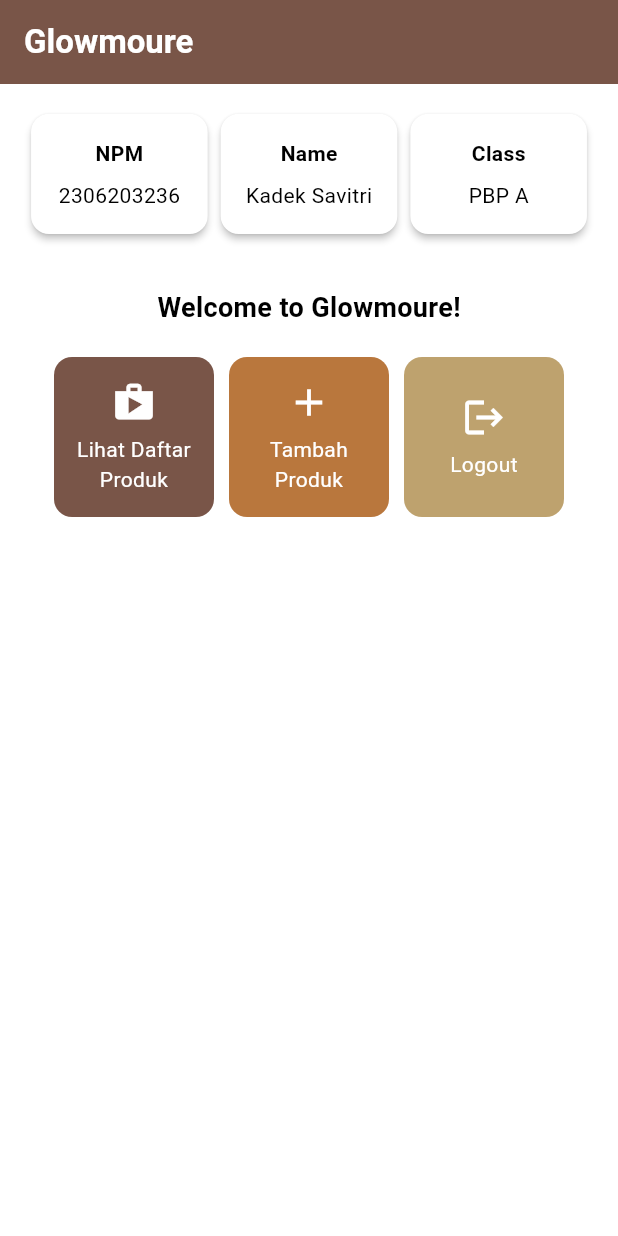
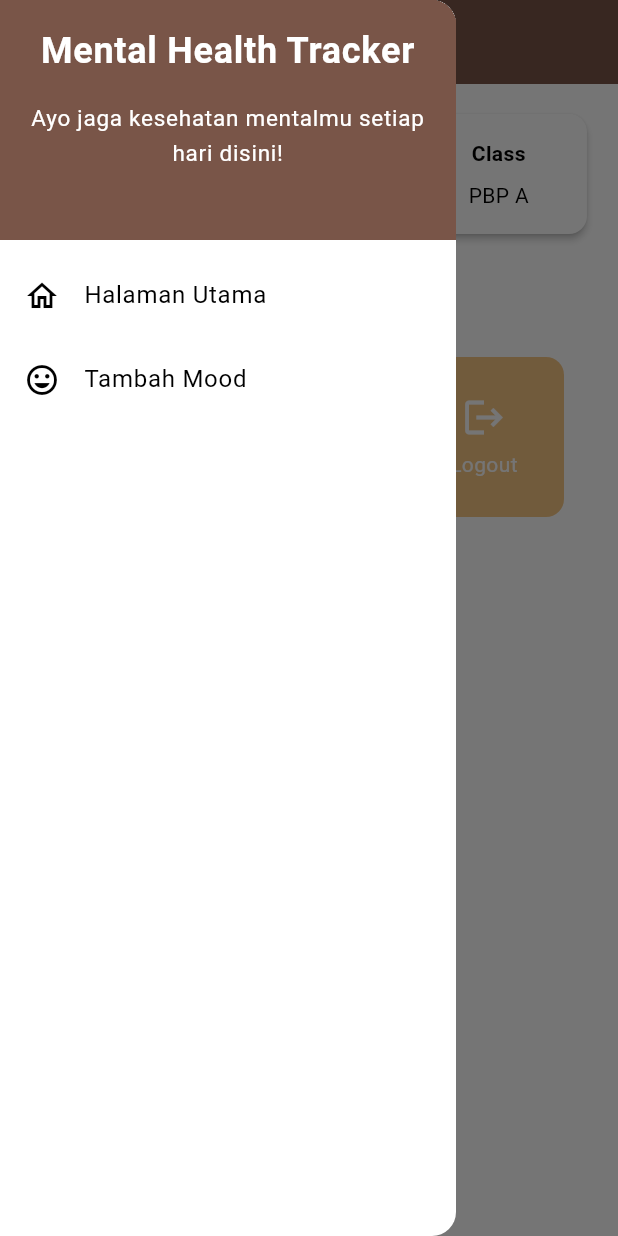
Before and after one commit to kadeksavitri/glowmoure-mobile, a Flutter app: the screen it shows after launch, with the side drawer open (before the commit the screen has no drawer), on a phone screen of 412 x 824 dp. Run offline on Flutter 3.47's test engine with Material 3 defaults, Android fonts, the phone set to English and light mode, and no system bars.

Commit message:
1/2 tugas 8

```diff
--- a/lib/main.dart
+++ b/lib/main.dart
@@ -1,5 +1,5 @@
 import 'package:flutter/material.dart';
-import 'package:glowmoure_mobile/menu.dart';
+import 'package:glowmoure_mobile/screens/menu.dart';
 
 void main() {
   runApp(const MyApp());
--- a/lib/menu.dart
+++ b/lib/screens/menu.dart
@@ -1,10 +1,15 @@
 import 'package:flutter/material.dart';
+import 'package:glowmoure_mobile/widgets/left_drawer.dart';
+import 'package:glowmoure_mobile/screens/productentry_form.dart';
+import 'package:glowmoure_mobile/widgets/product_card.dart';
+
 
 class MyHomePage extends StatelessWidget {
   MyHomePage({super.key});
-    final String npm = '2306203236';
-    final String name = 'Kadek Savitri';
-    final String className = 'PBP A';
+  final String npm = '2306203236'; // NPM
+  final String name = 'Kadek Savitri'; // Nama
+  final String className = 'PBP A'; // Kelas
+
 
     final List<ItemHomepage> items = [
     ItemHomepage("Lihat Daftar Produk", Icons.shop,Colors.brown),
@@ -14,25 +19,35 @@
 
   @override
   Widget build(BuildContext context) {
+    // Scaffold menyediakan struktur dasar halaman dengan AppBar dan body.
     return Scaffold(
+      // AppBar adalah bagian atas halaman yang menampilkan judul.
       appBar: AppBar(
+        // Judul aplikasi "Mental Health Tracker" dengan teks putih dan tebal.
         title: const Text(
           'Glowmoure',
           style: TextStyle(
             color: Colors.white,
             fontWeight: FontWeight.bold,
           ),
+
         ),
+        // Warna latar belakang AppBar diambil dari skema warna tema aplikasi.
         backgroundColor: Theme.of(context).colorScheme.primary,
+        // warna icon drawer jadi putih
+        iconTheme: const IconThemeData(color: Colors.white),
+
       ),
-    backgroundColor: Theme.of(context).colorScheme.surface,
-    // Bungkus Padding dengan SingleChildScrollView
-    body: SingleChildScrollView(
-      child: Padding(
+      // Masukkan drawer sebagai parameter nilai drawer dari widget Scaffold
+      drawer: const LeftDrawer(),
+      // Body halaman dengan padding di sekelilingnya.
+      body: Padding(
         padding: const EdgeInsets.all(16.0),
+        // Menyusun widget secara vertikal dalam sebuah kolom.
         child: Column(
           crossAxisAlignment: CrossAxisAlignment.center,
           children: [
+            // Row untuk menampilkan 3 InfoCard secara horizontal.
             Row(
               mainAxisAlignment: MainAxisAlignment.spaceEvenly,
               children: [
@@ -41,28 +56,39 @@
                 InfoCard(title: 'Class', content: className),
               ],
             ),
+
+            // Memberikan jarak vertikal 16 unit.
             const SizedBox(height: 16.0),
+
+            // Menempatkan widget berikutnya di tengah halaman.
             Center(
               child: Column(
+                // Menyusun teks dan grid item secara vertikal.
+
                 children: [
+                  // Menampilkan teks sambutan dengan gaya tebal dan ukuran 18.
                   const Padding(
                     padding: EdgeInsets.only(top: 16.0),
                     child: Text(
-                      'Welcome to Glowmoure!',
+                      'Welcome to Glowmoure',
                       style: TextStyle(
                         fontWeight: FontWeight.bold,
                         fontSize: 18.0,
                       ),
                     ),
                   ),
+
+                  // Grid untuk menampilkan ItemCard dalam bentuk grid 3 kolom.
                   GridView.count(
                     primary: true,
                     padding: const EdgeInsets.all(20),
                     crossAxisSpacing: 10,
                     mainAxisSpacing: 10,
                     crossAxisCount: 3,
+                    // Agar grid menyesuaikan tinggi kontennya.
                     shrinkWrap: true,
-                    physics: const NeverScrollableScrollPhysics(),
+
+                    // Menampilkan ItemCard untuk setiap item dalam list items.
                     children: items.map((ItemHomepage item) {
                       return ItemCard(item);
                     }).toList(),
@@ -73,25 +99,28 @@
           ],
         ),
       ),
-    ),
     );
   }
 }
 
 class InfoCard extends StatelessWidget {
+  // Kartu informasi yang menampilkan title dan content.
 
-  final String title;
-  final String content;
+  final String title;  // Judul kartu.
+  final String content;  // Isi kartu.
 
   const InfoCard({super.key, required this.title, required this.content});
 
   @override
   Widget build(BuildContext context) {
     return Card(
+      // Membuat kotak kartu dengan bayangan dibawahnya.
       elevation: 2.0,
       child: Container(
-        width: MediaQuery.of(context).size.width / 3.5,
+        // Mengatur ukuran dan jarak di dalam kartu.
+        width: MediaQuery.of(context).size.width / 3.5, // menyesuaikan dengan lebar device yang digunakan.
         padding: const EdgeInsets.all(16.0),
+        // Menyusun title dan content secara vertikal.
         child: Column(
           children: [
             Text(
@@ -106,57 +135,3 @@
     );
   }
 }
-
- class ItemHomepage {
-     final String name;
-     final IconData icon;
-     final Color color;
-
-     ItemHomepage(this.name, this.icon, this.color);
- }
-
- class ItemCard extends StatelessWidget {
-
-  final ItemHomepage item;
-
-  const ItemCard(this.item, {super.key});
-
-  @override
-  Widget build(BuildContext context) {
-    return Material(
-      color: item.color,
-      borderRadius: BorderRadius.circular(12),
-
-      child: InkWell(
-        onTap: () {
-          ScaffoldMessenger.of(context)
-            ..hideCurrentSnackBar()
-            ..showSnackBar(
-              SnackBar(content: Text("Kamu telah menekan tombol ${item.name}!"))
-            );
-        },
-        child: Container(
-          padding: const EdgeInsets.all(8),
-          child: Center(
-            child: Column(
-              mainAxisAlignment: MainAxisAlignment.center,
-              children: [
-                Icon(
-                  item.icon,
-                  color: Colors.white,
-                  size: 30.0,
-                ),
-                const Padding(padding: EdgeInsets.all(3)),
-                Text(
-                  item.name,
-                  textAlign: TextAlign.center,
-                  style: const TextStyle(color: Colors.white),
-                ),
-              ],
-            ),
-          ),
-        ),
-      ),
-    );
-  }
-}
--- /dev/null
+++ b/lib/widgets/left_drawer.dart
@@ -0,0 +1,71 @@
+import 'package:flutter/material.dart';
+import 'package:glowmoure_mobile/screens/menu.dart';
+import 'package:glowmoure_mobile/screens/productentry_form.dart';
+
+
+class LeftDrawer extends StatelessWidget {
+  const LeftDrawer({super.key});
+
+  @override
+  Widget build(BuildContext context) {
+    return Drawer(
+      child: ListView(
+        children: [
+          DrawerHeader(
+            decoration: BoxDecoration(
+                  color: Theme.of(context).colorScheme.primary,
+                ),
+                child: const Column(
+                  children: [
+                    Text(
+                      'Mental Health Tracker',
+                      textAlign: TextAlign.center,
+                      style: TextStyle(
+                        fontSize: 24,
+                        fontWeight: FontWeight.bold,
+                        color: Colors.white,
+                      ),
+                    ),
+                    Padding(padding: EdgeInsets.all(8)),
+                    Text(
+                      "Ayo jaga kesehatan mentalmu setiap hari disini!",
+                      textAlign: TextAlign.center,
+                      style: TextStyle(
+                      fontSize: 15,
+                      color: Colors.white,
+                      fontWeight: FontWeight.normal,
+                      ),
+                    ),
+                  ],
+                ),
+          ),
+            ListTile(
+                leading: const Icon(Icons.home_outlined),
+                title: const Text('Halaman Utama'),
+                // Bagian redirection ke MyHomePage
+                onTap: () {
+                  Navigator.pushReplacement(
+                      context,
+                      MaterialPageRoute(
+                        builder: (context) => MyHomePage(),
+                      ));
+                },
+              ),
+            ListTile(
+              leading: const Icon(Icons.mood),
+              title: const Text('Tambah Mood'),
+              // Bagian redirection ke MoodEntryFormPage
+              onTap: () {
+                Navigator.push(
+                  context,
+                  MaterialPageRoute(
+                    builder: (context) => const MoodEntryFormPage(),
+                  ),
+                );
+              },
+            ),
+          ],
+      ),
+    );
+  }
+}
--- /dev/null
+++ b/lib/widgets/product_card.dart
@@ -0,0 +1,73 @@
+import 'package:glowmoure_mobile/screens/productentry_form.dart';
+import 'package:flutter/material.dart';
+
+
+class ItemCard extends StatelessWidget {
+  // Menampilkan kartu dengan ikon dan nama.
+
+  final ItemHomepage item;
+
+  const ItemCard(this.item, {super.key});
+
+  @override
+  Widget build(BuildContext context) {
+    return Material(
+      // Menentukan warna latar belakang dari tema aplikasi.
+      color: Theme.of(context).colorScheme.secondary,
+      // Membuat sudut kartu melengkung.
+      borderRadius: BorderRadius.circular(12),
+
+      child: InkWell(
+        // Aksi ketika kartu ditekan.
+        onTap: () {
+          // Menampilkan pesan SnackBar saat kartu ditekan.
+          ScaffoldMessenger.of(context)
+            ..hideCurrentSnackBar()
+            ..showSnackBar(
+              SnackBar(content: Text("Kamu telah menekan tombol ${item.name}!")));
+          // Navigate ke route yang sesuai (tergantung jenis tombol)
+          if (item.name == "Tambah Product") {
+            Navigator.push(
+                context,
+                MaterialPageRoute(
+                  builder: (context) => const ProductEntryFormPage(),
+                ),
+              );
+            }
+        },
+        // Container untuk menyimpan Icon dan Text
+        child: Container(
+          padding: const EdgeInsets.all(8),
+          child: Center(
+            child: Column(
+              // Menyusun ikon dan teks di tengah kartu.
+              mainAxisAlignment: MainAxisAlignment.center,
+              children: [
+                Icon(
+                  item.icon,
+                  color: Colors.white,
+                  size: 30.0,
+                ),
+                const Padding(padding: EdgeInsets.all(3)),
+                Text(
+                  item.name,
+                  textAlign: TextAlign.center,
+                  style: const TextStyle(color: Colors.white),
+                ),
+              ],
+            ),
+          ),
+        ),
+      ),
+    );
+  }
+
+}
+
+ class ItemHomepage {
+     final String name;
+     final IconData icon;
+     final Color color;
+
+     ItemHomepage(this.name, this.icon, this.color);
+ }
```
Also changed, not shown: lib/screens/productentry_form.dart (added, +158 -0 lines). Lines whose indentation alone changed are shown as unchanged.
